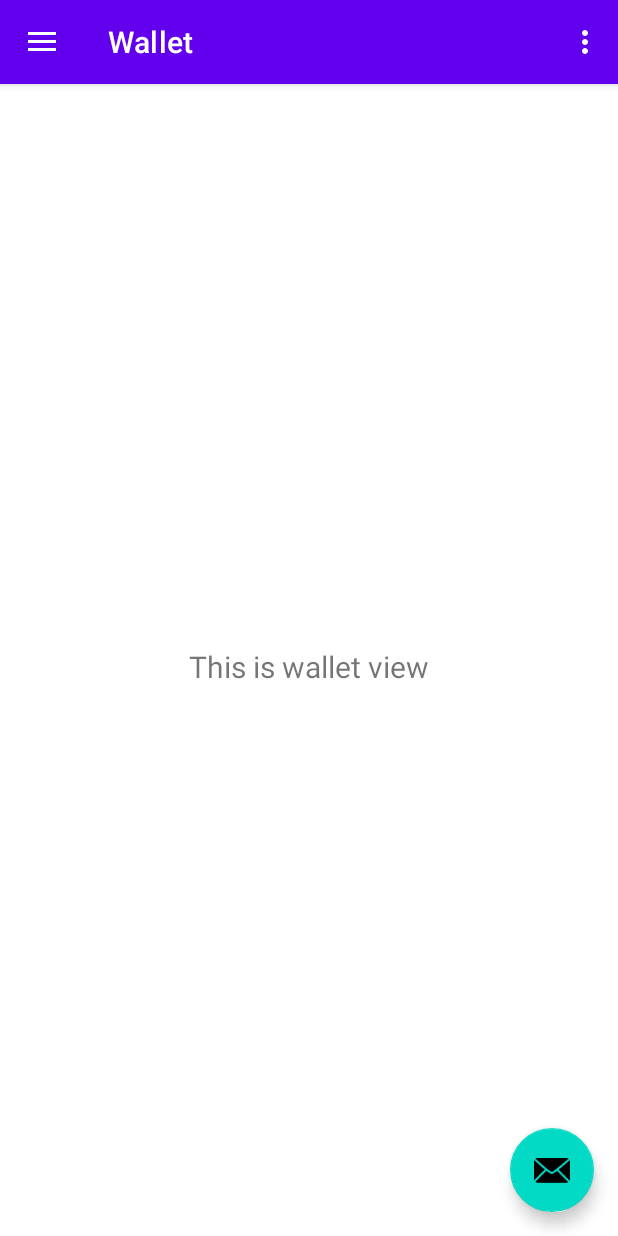
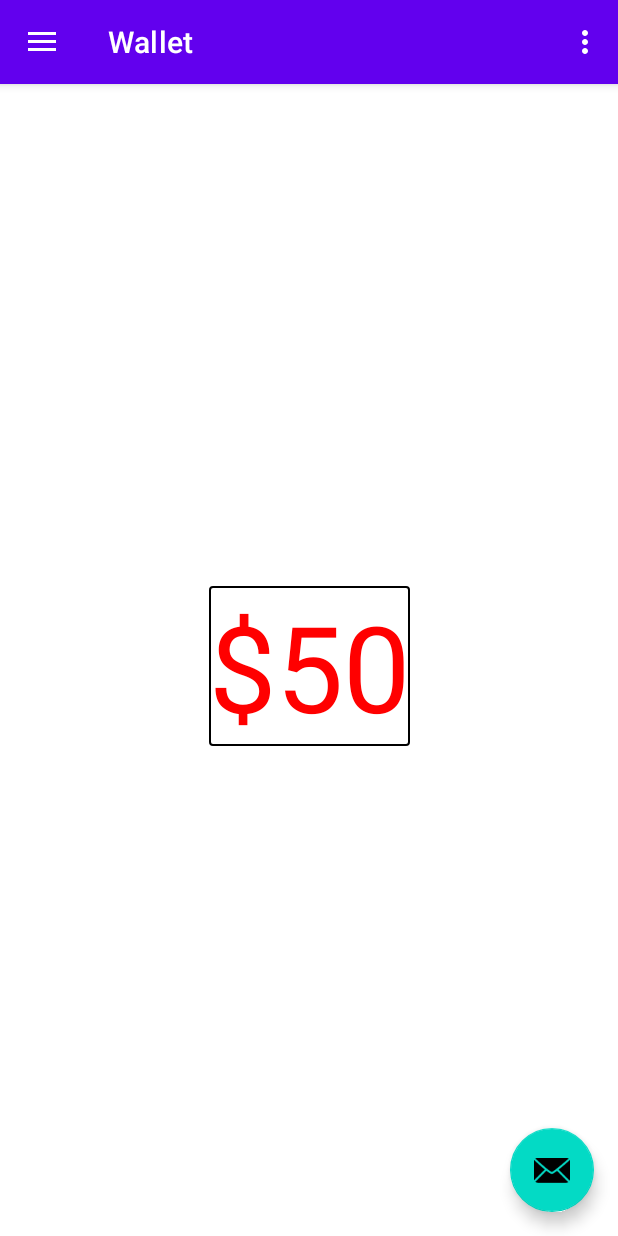
Before and after one commit to csmith845/EzBet, an Android app: the screen it shows after launch (MainActivity), in the side drawer, after a tap on "Wallet", on a phone screen of 412 x 824 dp. Run offline under Robolectric (Android 15) with nearby library versions, the phone set to English and light mode, and no system bars; our stand-ins replace navigation-ui.

Commit message:
Revert "Revert "Cooper""

```diff
--- a/app/build.gradle
+++ b/app/build.gradle
@@ -44,6 +44,7 @@ dependencies {
     implementation 'androidx.lifecycle:lifecycle-viewmodel-ktx:2.3.1'
     implementation 'androidx.navigation:navigation-fragment-ktx:2.3.5'
     implementation 'androidx.navigation:navigation-ui-ktx:2.3.5'
+    implementation 'androidx.annotation:annotation:1.3.0'
     testImplementation 'junit:junit:4.13.2'
     androidTestImplementation 'androidx.test.ext:junit:1.1.3'
     androidTestImplementation 'androidx.test.espresso:espresso-core:3.4.0'
--- a/app/src/main/AndroidManifest.xml
+++ b/app/src/main/AndroidManifest.xml
@@ -10,9 +10,12 @@
         android:supportsRtl="true"
         android:theme="@style/Theme.EasyBet">
         <activity
+            android:name=".Bet"
+            android:exported="false"
+            android:label="@string/bet_screen" />
+        <activity
             android:name=".MainActivity"
             android:exported="true"
-            android:label="@string/app_name"
             android:theme="@style/Theme.EasyBet.NoActionBar">
             <intent-filter>
                 <action android:name="android.intent.action.MAIN" />
--- a/app/src/main/java/com/cooper/android/easybet/MainActivity.kt
+++ b/app/src/main/java/com/cooper/android/easybet/MainActivity.kt
@@ -1,5 +1,6 @@
 package com.cooper.android.easybet
 
+import android.app.Application
 import android.os.Bundle
 import android.view.Menu
 import com.google.android.material.snackbar.Snackbar
@@ -13,6 +14,19 @@ import androidx.drawerlayout.widget.DrawerLayout
 import androidx.appcompat.app.AppCompatActivity
 import com.cooper.android.easybet.databinding.ActivityMainBinding
 
+object Wallet{
+    private var money = 50
+    fun withdraw(amount: Int){
+        money -= amount
+    }
+    fun credit(amount: Int){
+        money += amount
+    }
+    fun balance(): Int {
+        return money
+    }
+}
+
 class MainActivity : AppCompatActivity() {
 
     private lateinit var appBarConfiguration: AppBarConfiguration
@@ -20,6 +34,7 @@ class MainActivity : AppCompatActivity() {
 
     override fun onCreate(savedInstanceState: Bundle?) {
         super.onCreate(savedInstanceState)
+
 
         binding = ActivityMainBinding.inflate(layoutInflater)
         setContentView(binding.root)
@@ -39,7 +54,7 @@ class MainActivity : AppCompatActivity() {
         // menu should be considered as top level destinations.
         appBarConfiguration = AppBarConfiguration(
             setOf(
-                R.id.nav_home, R.id.nav_gallery, R.id.nav_slideshow
+                R.id.nav_home, R.id.nav_wallet, R.id.nav_room
             ), drawerLayout
         )
         setupActionBarWithNavController(navController, appBarConfiguration)
--- a/app/src/main/java/com/cooper/android/easybet/ui/gallery/GalleryFragment.kt
+++ b/app/src/main/java/com/cooper/android/easybet/ui/gallery/GalleryFragment.kt
@@ -1,5 +1,6 @@
 package com.cooper.android.easybet.ui.gallery
 
+import android.app.Application
 import android.os.Bundle
 import android.view.LayoutInflater
 import android.view.View
@@ -8,6 +9,7 @@ import android.widget.TextView
 import androidx.fragment.app.Fragment
 import androidx.lifecycle.ViewModelProvider
 import com.cooper.android.easybet.databinding.FragmentGalleryBinding
+
 
 class GalleryFragment : Fragment() {
 
@@ -35,6 +37,7 @@ class GalleryFragment : Fragment() {
         return root
     }
 
+
     override fun onDestroyView() {
         super.onDestroyView()
         _binding = null
--- a/app/src/main/java/com/cooper/android/easybet/ui/gallery/GalleryViewModel.kt
+++ b/app/src/main/java/com/cooper/android/easybet/ui/gallery/GalleryViewModel.kt
@@ -3,11 +3,13 @@ package com.cooper.android.easybet.ui.gallery
 import androidx.lifecycle.LiveData
 import androidx.lifecycle.MutableLiveData
 import androidx.lifecycle.ViewModel
+import com.cooper.android.easybet.Wallet
 
 class GalleryViewModel : ViewModel() {
 
     private val _text = MutableLiveData<String>().apply {
-        value = "This is wallet view"
+
+        value = "$" + Wallet.balance().toString()
     }
     val text: LiveData<String> = _text
 }
--- a/app/src/main/java/com/cooper/android/easybet/ui/home/HomeFragment.kt
+++ b/app/src/main/java/com/cooper/android/easybet/ui/home/HomeFragment.kt
@@ -1,13 +1,20 @@
 package com.cooper.android.easybet.ui.home
 
+import android.content.Intent
 import android.os.Bundle
 import android.view.LayoutInflater
 import android.view.View
 import android.view.ViewGroup
+import android.widget.Button
+import android.widget.EditText
 import android.widget.TextView
 import androidx.fragment.app.Fragment
 import androidx.lifecycle.ViewModelProvider
+import com.cooper.android.easybet.Bet
+import com.cooper.android.easybet.MainActivity
+import com.cooper.android.easybet.Wallet
 import com.cooper.android.easybet.databinding.FragmentHomeBinding
+
 
 class HomeFragment : Fragment() {
 
@@ -17,20 +24,26 @@ class HomeFragment : Fragment() {
     // onDestroyView.
     private val binding get() = _binding!!
 
+
+    private lateinit var newView: Button
+
     override fun onCreateView(
         inflater: LayoutInflater,
         container: ViewGroup?,
         savedInstanceState: Bundle?
     ): View {
-        val homeViewModel =
-            ViewModelProvider(this).get(HomeViewModel::class.java)
+
+
 
         _binding = FragmentHomeBinding.inflate(inflater, container, false)
         val root: View = binding.root
 
-        val textView: TextView = binding.textHome
-        homeViewModel.text.observe(viewLifecycleOwner) {
-            textView.text = it
+
+        newView = binding.Button
+
+        newView.setOnClickListener{
+            val intent = Intent(activity, Bet::class.java)
+            startActivity(intent)
         }
         return root
     }
--- a/app/src/main/java/com/cooper/android/easybet/ui/home/HomeViewModel.kt
+++ b/app/src/main/java/com/cooper/android/easybet/ui/home/HomeViewModel.kt
@@ -7,7 +7,7 @@ import androidx.lifecycle.ViewModel
 class HomeViewModel : ViewModel() {
 
     private val _text = MutableLiveData<String>().apply {
-        value = "This is where active bets will be"
+        value = "Bet"
     }
     val text: LiveData<String> = _text
 }
--- /dev/null
+++ b/app/src/main/res/drawable/rectangle.xml
@@ -0,0 +1,21 @@
+<?xml version="1.0" encoding="utf-8"?>
+<shape xmlns:android="http://schemas.android.com/apk/res/android"
+    android:shape="rectangle" >
+
+    <!-- View background color -->
+    <solid
+        android:color="@color/white" >
+    </solid>
+
+    <!-- View border color and width -->
+    <stroke
+        android:width="1dp"
+        android:color="@color/black" >
+    </stroke>
+
+    <!-- The radius makes the corners rounded -->
+    <corners
+        android:radius="2dp"   >
+    </corners>
+
+</shape>
--- a/app/src/main/res/layout/fragment_gallery.xml
+++ b/app/src/main/res/layout/fragment_gallery.xml
@@ -8,13 +8,15 @@
 
     <TextView
         android:id="@+id/text_gallery"
-        android:layout_width="match_parent"
+        android:background="@drawable/rectangle"
+        android:layout_width="wrap_content"
         android:layout_height="wrap_content"
         android:layout_marginStart="8dp"
         android:layout_marginTop="8dp"
         android:layout_marginEnd="8dp"
         android:textAlignment="center"
-        android:textSize="20sp"
+        android:textSize="80sp"
+        android:textColor="@color/red"
         app:layout_constraintBottom_toBottomOf="parent"
         app:layout_constraintEnd_toEndOf="parent"
         app:layout_constraintStart_toStartOf="parent"
--- a/app/src/main/res/menu/activity_main_drawer.xml
+++ b/app/src/main/res/menu/activity_main_drawer.xml
@@ -9,11 +9,11 @@
             android:icon="@drawable/ic_menu_camera"
             android:title="@string/menu_home" />
         <item
-            android:id="@+id/nav_gallery"
+            android:id="@+id/nav_wallet"
             android:icon="@drawable/ic_menu_gallery"
             android:title="@string/menu_gallery" />
         <item
-            android:id="@+id/nav_slideshow"
+            android:id="@+id/nav_room"
             android:icon="@drawable/ic_menu_slideshow"
             android:title="@string/menu_slideshow" />
     </group>
--- a/app/src/main/res/navigation/mobile_navigation.xml
+++ b/app/src/main/res/navigation/mobile_navigation.xml
@@ -12,13 +12,13 @@
         tools:layout="@layout/fragment_home" />
 
     <fragment
-        android:id="@+id/nav_gallery"
+        android:id="@+id/nav_wallet"
         android:name="com.cooper.android.easybet.ui.gallery.GalleryFragment"
         android:label="@string/menu_gallery"
         tools:layout="@layout/fragment_gallery" />
 
     <fragment
-        android:id="@+id/nav_slideshow"
+        android:id="@+id/nav_room"
         android:name="com.cooper.android.easybet.ui.slideshow.SlideshowFragment"
         android:label="@string/menu_slideshow"
         tools:layout="@layout/fragment_slideshow" />
--- a/app/src/main/res/values-land/dimens.xml
+++ b/app/src/main/res/values-land/dimens.xml
@@ -1,3 +1,4 @@
 <resources>
     <dimen name="fab_margin">48dp</dimen>
+    <dimen name="activity_horizontal_margin">48dp</dimen>
 </resources>
--- a/app/src/main/res/values-night/themes.xml
+++ /dev/null
@@ -1,16 +0,0 @@
-<resources xmlns:tools="http://schemas.android.com/tools">
-    <!-- Base application theme. -->
-    <style name="Theme.EasyBet" parent="Theme.MaterialComponents.DayNight.DarkActionBar">
-        <!-- Primary brand color. -->
-        <item name="colorPrimary">@color/purple_200</item>
-        <item name="colorPrimaryVariant">@color/purple_700</item>
-        <item name="colorOnPrimary">@color/black</item>
-        <!-- Secondary brand color. -->
-        <item name="colorSecondary">@color/teal_200</item>
-        <item name="colorSecondaryVariant">@color/teal_200</item>
-        <item name="colorOnSecondary">@color/black</item>
-        <!-- Status bar color. -->
-        <item name="android:statusBarColor" tools:targetApi="l">?attr/colorPrimaryVariant</item>
-        <!-- Customize your theme here. -->
-    </style>
-</resources>
--- a/app/src/main/res/values-w1240dp/dimens.xml
+++ b/app/src/main/res/values-w1240dp/dimens.xml
@@ -1,3 +1,4 @@
 <resources>
     <dimen name="fab_margin">200dp</dimen>
+    <dimen name="activity_horizontal_margin">200dp</dimen>
 </resources>
--- a/app/src/main/res/values-w600dp/dimens.xml
+++ b/app/src/main/res/values-w600dp/dimens.xml
@@ -1,3 +1,4 @@
 <resources>
     <dimen name="fab_margin">48dp</dimen>
+    <dimen name="activity_horizontal_margin">48dp</dimen>
 </resources>
--- a/app/src/main/res/values/colors.xml
+++ b/app/src/main/res/values/colors.xml
@@ -7,4 +7,5 @@
     <color name="teal_700">#FF018786</color>
     <color name="black">#FF000000</color>
     <color name="white">#FFFFFFFF</color>
+    <color name="red" >#FF0000</color>
 </resources>
```
Also changed, not shown: app/src/main/java/com/cooper/android/easybet/Bet_screen.kt (added, +37 -0 lines), app/src/main/res/layout/bet_screen_layout.xml (added, +48 -0 lines), app/src/main/res/layout/fragment_home.xml (+6 -8 lines), app/src/main/res/values/strings.xml (+11 -0 lines).
